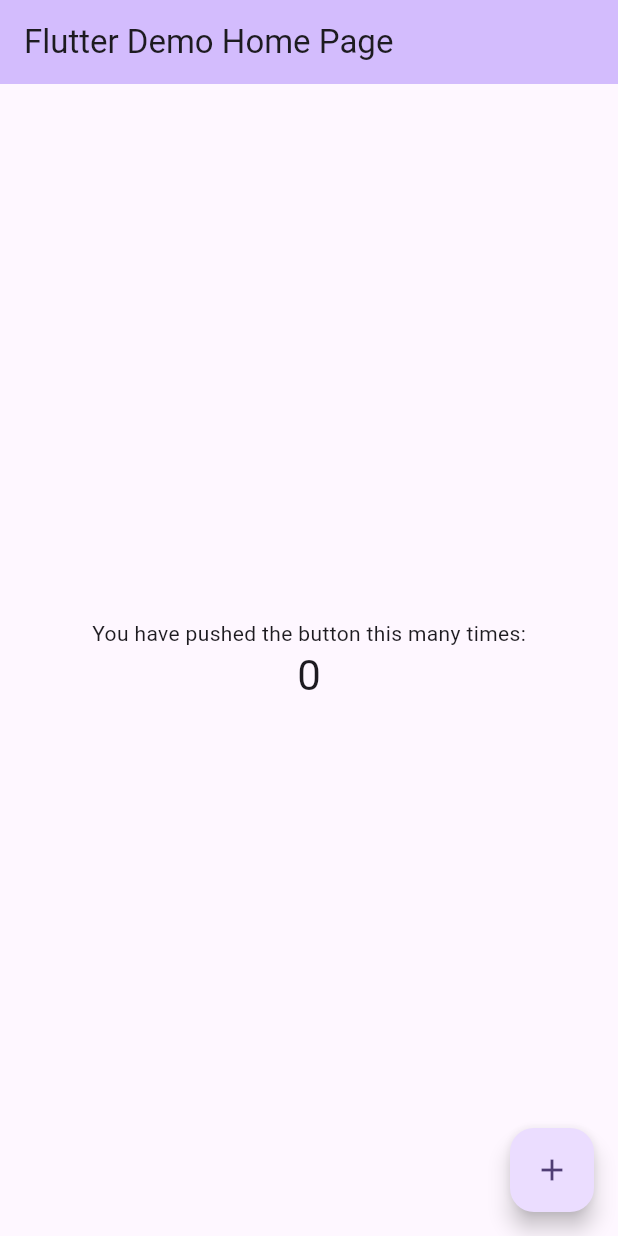
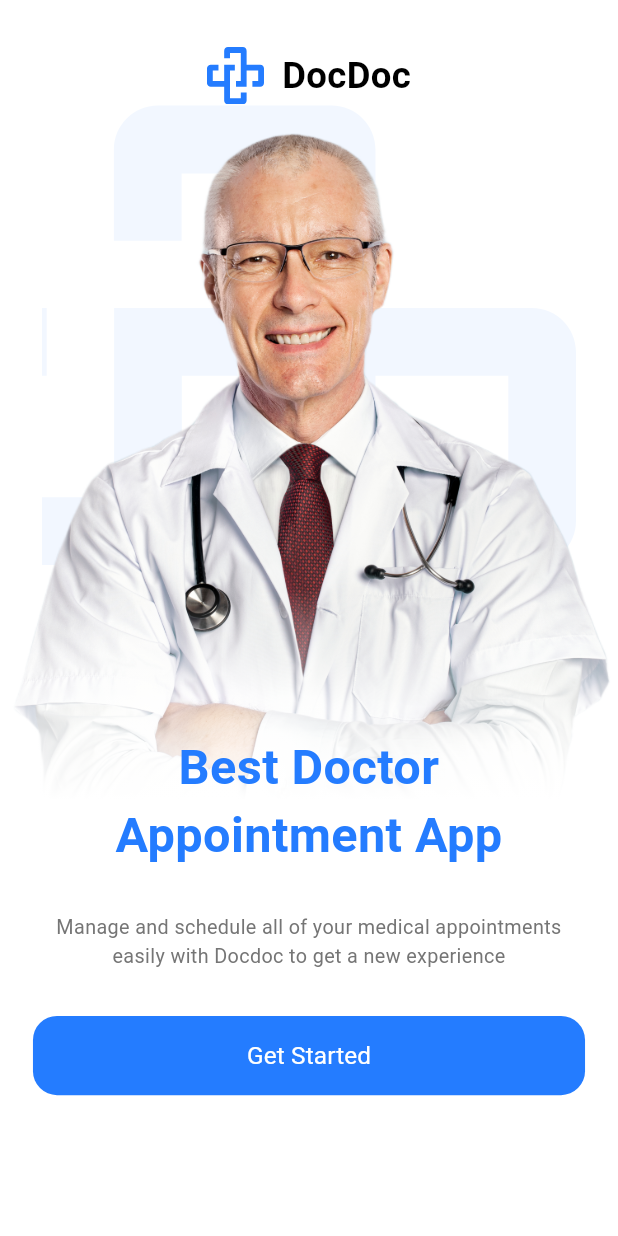
Before and after one commit to youssefemadeldn/docdoc, a Flutter app: the screen it shows after launch, on a phone screen of 412 x 824 dp. Run offline on Flutter 3.47's test engine with Material 3 defaults, Android fonts, the phone set to English and light mode, and no system bars; our stand-ins replace flutter_screenutil, flutter_svg.

Commit message:
- added images and SVGs Folders for asset - added flutter_svg and screen_util - made a file for doc app client - added Navigation extension - added routes folder that contains router class routes file - added colors and text styels - added empty login screen - added onboarding screen

```diff
--- /dev/null
+++ b/lib/core/helper/extinctions.dart
@@ -0,0 +1,20 @@
+import 'package:flutter/material.dart';
+
+extension Navigation on BuildContext {
+  Future<dynamic> pushNamed(String routName, {Object? arguments}) {
+    return Navigator.of(this).pushNamed(routName, arguments: arguments);
+  }
+
+  Future<dynamic> pushReplacementNamed(String routName, {Object? arguments}) {
+    return Navigator.of(this)
+        .pushReplacementNamed(routName, arguments: arguments);
+  }
+
+  Future<dynamic> pushNamedAndRemoveUntil(String routName,
+      {Object? arguments, required RoutePredicate predicate}) {
+    return Navigator.of(this)
+        .pushNamedAndRemoveUntil(routName, predicate, arguments: arguments);
+  }
+
+  void pop() => Navigator.of(this).pop();
+}
--- /dev/null
+++ b/lib/core/routes/app_router.dart
@@ -0,0 +1,25 @@
+import 'package:docdoc/core/routes/routes.dart';
+import 'package:docdoc/features/login/presentation/views/login_view.dart';
+import 'package:docdoc/features/login/presentation/views/on_boarding_view.dart';
+import 'package:flutter/material.dart';
+
+class AppRouter {
+  Route generateRoute(RouteSettings settings) {
+    switch (settings.name) {
+      case Routes.onBoardingView:
+        return MaterialPageRoute(builder: (_) => OnBoardingView());
+
+      case Routes.loginView:
+        return MaterialPageRoute(builder: (_) => LoginView());
+
+      default:
+        return MaterialPageRoute(
+          builder: (_) => Scaffold(
+            body: Center(
+              child: Text("No Route defined for ${settings.name}"),
+            ),
+          ),
+        );
+    }
+  }
+}
--- /dev/null
+++ b/lib/core/routes/routes.dart
@@ -0,0 +1,4 @@
+class Routes {
+  static const String onBoardingView = '/onBoardingView';
+  static const String loginView = '/loginView';
+}
--- /dev/null
+++ b/lib/core/theme/app_colors.dart
@@ -0,0 +1,8 @@
+import 'package:flutter/material.dart';
+
+class AppColors {
+  static const Color mainBlue = Color(0XFF247CFF);
+  static const Color grey = Color(0XFF757575);
+  static const Color white = Color(0XFFFFFFFF);
+  static const Color black = Colors.black;
+}
--- /dev/null
+++ b/lib/core/theme/app_styles.dart
@@ -0,0 +1,27 @@
+import 'package:docdoc/core/theme/app_colors.dart';
+import 'package:flutter/material.dart';
+import 'package:flutter_screenutil/flutter_screenutil.dart';
+
+class AppStyles {
+  static TextStyle font24Black700Weight = TextStyle(
+    fontSize: 24.sp,
+    fontWeight: FontWeight.w700,
+    color: AppColors.black,
+  );
+
+  static TextStyle font32BlueBold = TextStyle(
+    fontSize: 32.sp,
+    fontWeight: FontWeight.bold,
+    color: AppColors.mainBlue,
+  );
+  static TextStyle font13GreyRegular = TextStyle(
+    fontSize: 13.sp,
+    fontWeight: FontWeight.normal,
+    color: AppColors.grey,
+  );
+  static TextStyle font16WhiteSemiBold = TextStyle(
+    fontSize: 16.sp,
+    fontWeight: FontWeight.normal,
+    color: AppColors.white,
+  );
+}
--- /dev/null
+++ b/lib/doc_doc_app.dart
@@ -0,0 +1,31 @@
+import 'package:docdoc/core/routes/app_router.dart';
+import 'package:docdoc/core/routes/routes.dart';
+import 'package:docdoc/core/theme/app_colors.dart';
+import 'package:flutter/material.dart';
+import 'package:flutter_screenutil/flutter_screenutil.dart';
+
+class DocDocApp extends StatelessWidget {
+  final AppRouter appRouter;
+  const DocDocApp({super.key, required this.appRouter});
+
+  @override
+  Widget build(BuildContext context) {
+    return ScreenUtilInit(
+      designSize: Size(375, 812),
+      minTextAdapt: true,
+      child: MaterialApp(
+        title: 'Docdoc App',
+        theme: ThemeData(
+          primaryColor: AppColors.mainBlue,
+          scaffoldBackgroundColor: AppColors.white,
+          appBarTheme: const AppBarTheme(
+            backgroundColor: AppColors.mainBlue,
+          ),
+        ),
+        debugShowCheckedModeBanner: false,
+        initialRoute: Routes.onBoardingView,
+        onGenerateRoute: appRouter.generateRoute,
+      ),
+    );
+  }
+}
--- /dev/null
+++ b/lib/features/login/presentation/views/login_view.dart
@@ -0,0 +1,17 @@
+import 'package:flutter/material.dart';
+
+class LoginView extends StatelessWidget {
+  const LoginView({super.key});
+
+  @override
+  Widget build(BuildContext context) {
+    return Scaffold(
+      appBar: AppBar(
+        title: const Text('Login View'),
+      ),
+      body: const Center(
+        child: Text("Login View"),
+      ),
+    );
+  }
+}
--- /dev/null
+++ b/lib/features/login/presentation/views/on_boarding_view.dart
@@ -0,0 +1,46 @@
+import 'package:docdoc/core/theme/app_styles.dart';
+import 'package:docdoc/features/login/presentation/widgets/doc_logo_and_name.dart';
+import 'package:docdoc/features/login/presentation/widgets/doctor_image_and_text.dart';
+import 'package:docdoc/features/login/presentation/widgets/get_started_button.dart';
+import 'package:flutter/material.dart';
+import 'package:flutter_screenutil/flutter_screenutil.dart';
+
+class OnBoardingView extends StatelessWidget {
+  const OnBoardingView({super.key});
+
+  @override
+  Widget build(BuildContext context) {
+    return Scaffold(
+      body: SafeArea(
+        child: SingleChildScrollView(
+          child: Padding(
+            padding: EdgeInsets.only(
+              top: 30.h,
+              bottom: 30.h,
+            ),
+            child: Column(
+              children: [
+                const DocLogoAndName(),
+                const DoctorImageAndText(),
+                Padding(
+                  padding: EdgeInsets.symmetric(horizontal: 20.w),
+                  child: Column(
+                    children: [
+                      Text(
+                        'Manage and schedule all of your medical appointments\neasily with Docdoc to get a new experience',
+                        style: AppStyles.font13GreyRegular,
+                        textAlign: TextAlign.center,
+                      ),
+                      SizedBox(height: 30.h),
+                      GetStartedButton(),
+                    ],
+                  ),
+                )
+              ],
+            ),
+          ),
+        ),
+      ),
+    );
+  }
+}
--- /dev/null
+++ b/lib/features/login/presentation/widgets/doc_logo_and_name.dart
@@ -0,0 +1,27 @@
+import 'package:docdoc/core/theme/app_colors.dart';
+import 'package:flutter/material.dart';
+import 'package:flutter_screenutil/flutter_screenutil.dart';
+import 'package:flutter_svg/flutter_svg.dart';
+
+class DocLogoAndName extends StatelessWidget {
+  const DocLogoAndName({super.key});
+
+  @override
+  Widget build(BuildContext context) {
+    return Row(
+      mainAxisAlignment: MainAxisAlignment.center,
+      children: [
+        SvgPicture.asset('assets/svgs/docdoc_logo.svg'),
+        SizedBox(width: 10.w),
+        Text(
+          'DocDoc',
+          style: TextStyle(
+            fontSize: 24.sp,
+            fontWeight: FontWeight.w700,
+            color: AppColors.black,
+          ),
+        ),
+      ],
+    );
+  }
+}
--- /dev/null
+++ b/lib/features/login/presentation/widgets/doctor_image_and_text.dart
@@ -0,0 +1,45 @@
+import 'package:docdoc/core/theme/app_colors.dart';
+import 'package:docdoc/core/theme/app_styles.dart';
+import 'package:flutter/material.dart';
+import 'package:flutter_svg/flutter_svg.dart';
+
+class DoctorImageAndText extends StatelessWidget {
+  const DoctorImageAndText({super.key});
+
+  @override
+  Widget build(BuildContext context) {
+    return Stack(
+      alignment: Alignment.topCenter,
+      children: [
+        SvgPicture.asset('assets/svgs/docdoc_logo_low_opacity.svg'),
+        Container(
+          foregroundDecoration: BoxDecoration(
+            gradient: LinearGradient(
+              colors: [
+                // number of colors = number of stops
+                AppColors.white,
+                AppColors.white.withOpacity(0.0),
+              ],
+              begin: Alignment.bottomCenter,
+              end: Alignment.topCenter,
+              stops: [0.14, 0.4], // number of colors = number of stops
+            ),
+          ),
+          child: Image.asset('assets/images/onboarding_doctor.png'),
+        ),
+        Positioned(
+          bottom: 30,
+          left: 0,
+          right: 0,
+          child: Text(
+            'Best Doctor\nAppointment App',
+            textAlign: TextAlign.center,
+            style: AppStyles.font32BlueBold.copyWith(
+              height: 1.4,
+            ),
+          ),
+        ),
+      ],
+    );
+  }
+}
--- /dev/null
+++ b/lib/features/login/presentation/widgets/get_started_button.dart
@@ -0,0 +1,32 @@
+import 'package:docdoc/core/helper/extinctions.dart';
+import 'package:docdoc/core/routes/routes.dart';
+import 'package:docdoc/core/theme/app_colors.dart';
+import 'package:docdoc/core/theme/app_styles.dart';
+import 'package:flutter/material.dart';
+import 'package:flutter_screenutil/flutter_screenutil.dart';
+
+class GetStartedButton extends StatelessWidget {
+  const GetStartedButton({super.key});
+
+  @override
+  Widget build(BuildContext context) {
+    return TextButton(
+      onPressed: () {
+        context.pushNamed(Routes.loginView);
+      },
+      style: ButtonStyle(
+          backgroundColor: WidgetStateProperty.all(AppColors.mainBlue),
+          tapTargetSize: MaterialTapTargetSize.shrinkWrap,
+          minimumSize: WidgetStateProperty.all(
+            Size(double.infinity, 52.h),
+          ),
+          shape: WidgetStateProperty.all(RoundedRectangleBorder(
+            borderRadius: BorderRadius.circular(16),
+          ))),
+      child: Text(
+        'Get Started',
+        style: AppStyles.font16WhiteSemiBold,
+      ),
+    );
+  }
+}
--- a/lib/main.dart
+++ b/lib/main.dart
@@ -1,126 +1,11 @@
+import 'package:docdoc/core/routes/app_router.dart';
+import 'package:docdoc/doc_doc_app.dart';
 import 'package:flutter/material.dart';
 
 void main() {
-  runApp(const MyApp());
+  runApp(
+    DocDocApp(
+      appRouter: AppRouter(),
+    ),
+  );
 }
-
-class MyApp extends StatelessWidget {
-  const MyApp({super.key});
-
-  // This widget is the root of your application.
-  @override
-  Widget build(BuildContext context) {
-    return MaterialApp(
-      title: 'Flutter Demo',
-      debugShowCheckedModeBanner: false,
-      theme: ThemeData(
-        // This is the theme of your application.
-        //
-        // TRY THIS: Try running your application with "flutter run". You'll see
-        // the application has a purple toolbar. Then, without quitting the app,
-        // try changing the seedColor in the colorScheme below to Colors.green
-        // and then invoke "hot reload" (save your changes or press the "hot
-        // reload" button in a Flutter-supported IDE, or press "r" if you used
-        // the command line to start the app).
-        //
-        // Notice that the counter didn't reset back to zero; the application
-        // state is not lost during the reload. To reset the state, use hot
-        // restart instead.
-        //
-        // This works for code too, not just values: Most code changes can be
-        // tested with just a hot reload.
-        colorScheme: ColorScheme.fromSeed(seedColor: Colors.deepPurple),
-        useMaterial3: true,
-      ),
-      home: const MyHomePage(title: 'Flutter Demo Home Page'),
-    );
-  }
-}
-
-class MyHomePage extends StatefulWidget {
-  const MyHomePage({super.key, required this.title});
-
-  // This widget is the home page of your application. It is stateful, meaning
-  // that it has a State object (defined below) that contains fields that affect
-  // how it looks.
-
-  // This class is the configuration for the state. It holds the values (in this
-  // case the title) provided by the parent (in this case the App widget) and
-  // used by the build method of the State. Fields in a Widget subclass are
-  // always marked "final".
-
-  final String title;
-
-  @override
-  State<MyHomePage> createState() => _MyHomePageState();
-}
-
-class _MyHomePageState extends State<MyHomePage> {
-  int _counter = 0;
-
-  void _incrementCounter() {
-    setState(() {
-      // This call to setState tells the Flutter framework that something has
-      // changed in this State, which causes it to rerun the build method below
-      // so that the display can reflect the updated values. If we changed
-      // _counter without calling setState(), then the build method would not be
-      // called again, and so nothing would appear to happen.
-      _counter++;
-    });
-  }
-
-  @override
-  Widget build(BuildContext context) {
-    // This method is rerun every time setState is called, for instance as done
-    // by the _incrementCounter method above.
-    //
-    // The Flutter framework has been optimized to make rerunning build methods
-    // fast, so that you can just rebuild anything that needs updating rather
-    // than having to individually change instances of widgets.
-    return Scaffold(
-      appBar: AppBar(
-        // TRY THIS: Try changing the color here to a specific color (to
-        // Colors.amber, perhaps?) and trigger a hot reload to see the AppBar
-        // change color while the other colors stay the same.
-        backgroundColor: Theme.of(context).colorScheme.inversePrimary,
-        // Here we take the value from the MyHomePage object that was created by
-        // the App.build method, and use it to set our appbar title.
-        title: Text(widget.title),
-      ),
-      body: Center(
-        // Center is a layout widget. It takes a single child and positions it
-        // in the middle of the parent.
-        child: Column(
-          // Column is also a layout widget. It takes a list of children and
-          // arranges them vertically. By default, it sizes itself to fit its
-          // children horizontally, and tries to be as tall as its parent.
-          //
-          // Column has various properties to control how it sizes itself and
-          // how it positions its children. Here we use mainAxisAlignment to
-          // center the children vertically; the main axis here is the vertical
-          // axis because Columns are vertical (the cross axis would be
-          // horizontal).
-          //
-          // TRY THIS: Invoke "debug painting" (choose the "Toggle Debug Paint"
-          // action in the IDE, or press "p" in the console), to see the
-          // wireframe for each widget.
-          mainAxisAlignment: MainAxisAlignment.center,
-          children: <Widget>[
-            const Text(
-              'You have pushed the button this many times:',
-            ),
-            Text(
-              '$_counter',
-              style: Theme.of(context).textTheme.headlineMedium,
-            ),
-          ],
-        ),
-      ),
-      floatingActionButton: FloatingActionButton(
-        onPressed: _incrementCounter,
-        tooltip: 'Increment',
-        child: const Icon(Icons.add),
-      ), // This trailing comma makes auto-formatting nicer for build methods.
-    );
-  }
-}
```
Also changed, not shown: pubspec.yaml (+19 -48 lines), assets/images/onboarding_doctor.png (added), assets/svgs/docdoc_logo.svg (added), assets/svgs/docdoc_logo_low_opacity.svg (added), pubspec.lock, 1 other file.
